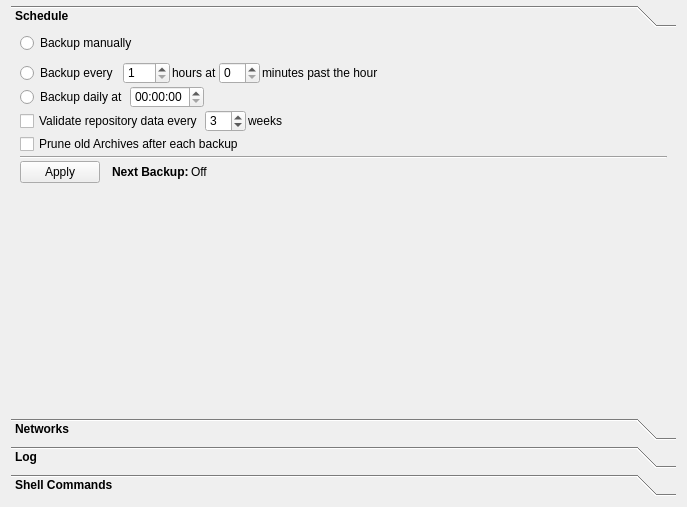
Old version of the form src/vorta/assets/UI/scheduletab.ui in the repository borgbase/vorta.
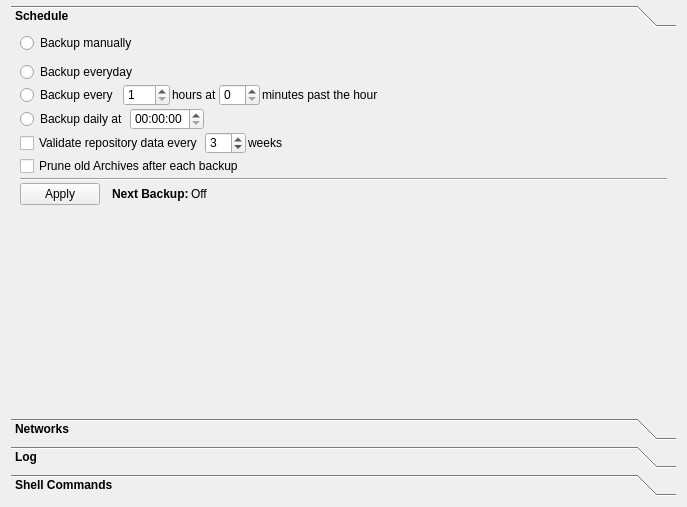
New version of the form. The open tabs and pages were chosen to show the change. Icons and pictures are not drawn.

Commit message: Implement new trigger to perform backup everyday, no matter which time

What changed in the file:
```diff
--- a/src/vorta/assets/UI/scheduletab.ui
+++ b/src/vorta/assets/UI/scheduletab.ui
@@ -38,8 +38,8 @@
        <rect>
         <x>0</x>
         <y>0</y>
-        <width>663</width>
-        <height>354</height>
+        <width>669</width>
+        <height>361</height>
        </rect>
       </property>
       <property name="font">
@@ -85,6 +85,30 @@
          </item>
         </layout>
        </item>
+       <item>
+        <layout class="QHBoxLayout" name="horizontalLayout_4">
+         <item>
+          <widget class="QRadioButton" name="scheduleEverydayRadio">
+           <property name="text">
+            <string>Backup everyday</string>
+           </property>
+          </widget>
+         </item>
+         <item>
+          <spacer name="horizontalSpacer_7">
+           <property name="orientation">
+            <enum>Qt::Horizontal</enum>
+           </property>
+           <property name="sizeHint" stdset="0">
+            <size>
+             <width>40</width>
+             <height>20</height>
+            </size>
+           </property>
+          </spacer>
+         </item>
+        </layout>
+       </item>
        <item>
         <layout class="QHBoxLayout" name="horizontalLayout_3">
          <item>
```
Left out of the diff: 14 changed lines with no effect on the pictures. The commit also changes 2 other files.
